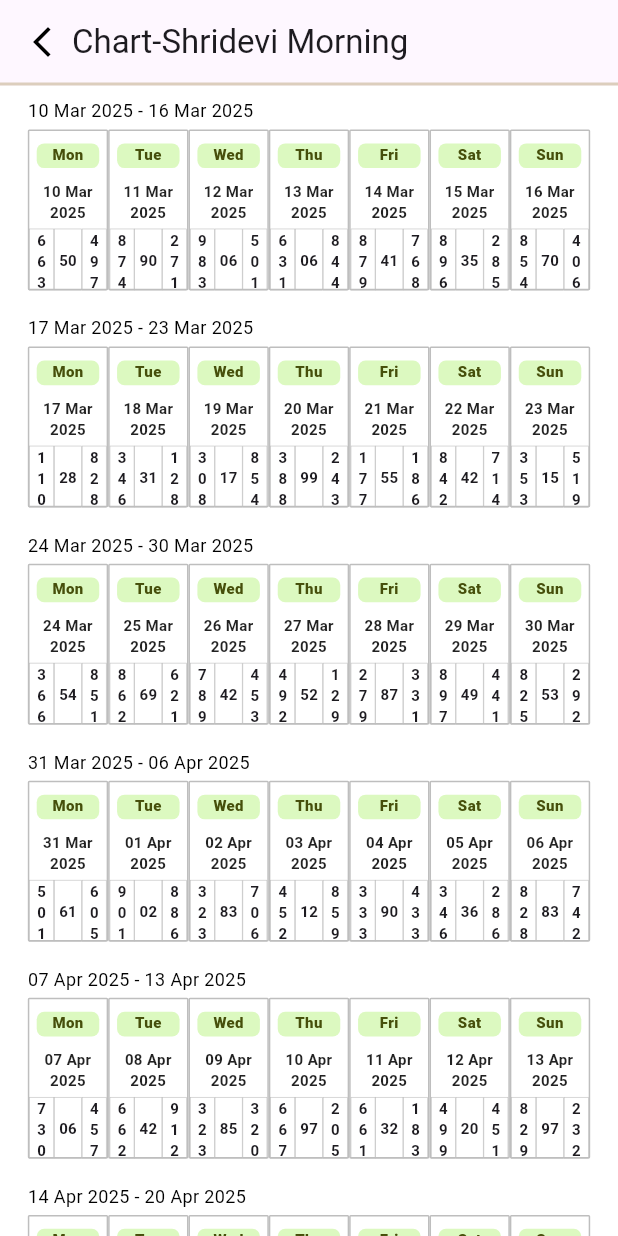
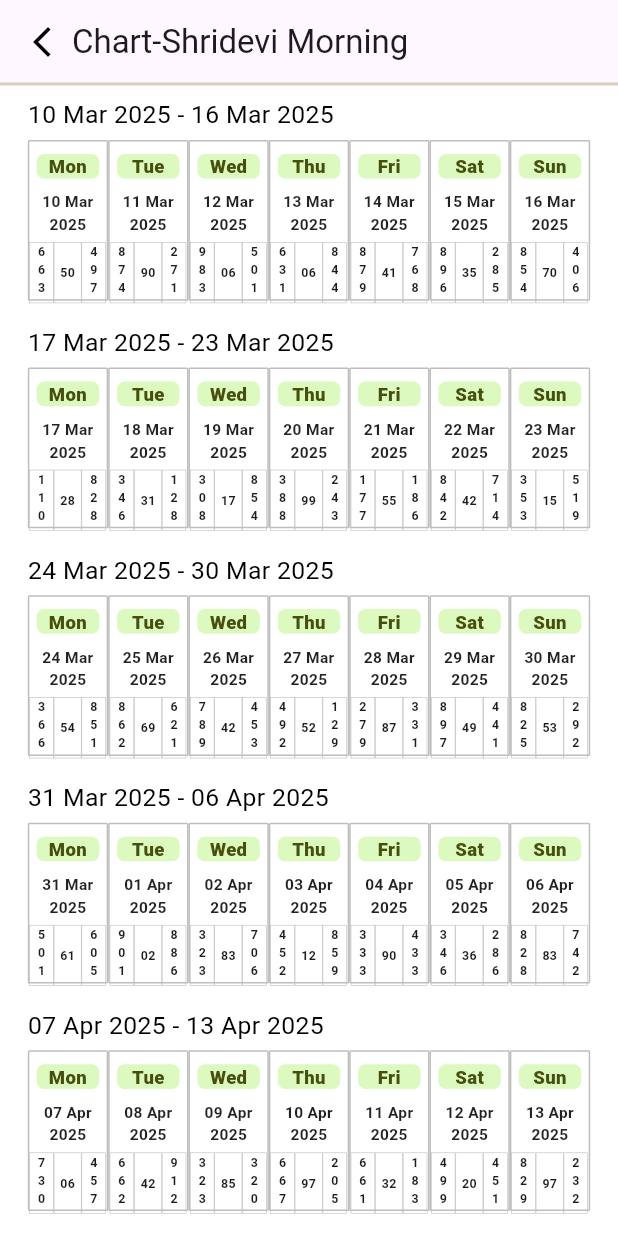
Before and after one commit to KartheekValigonda/matka_User, a Flutter app: the screen it shows after launch, on a phone screen of 412 x 824 dp. Run offline on Flutter 3.47's test engine with Material 3 defaults, Android fonts, the phone set to English and light mode, and no system bars.

Commit message:
updated UI

```diff
--- a/lib/Chart.dart
+++ b/lib/Chart.dart
@@ -110,6 +110,7 @@ class _ChartState extends State<Chart> {
 
     final screenWidth = MediaQuery.of(context).size.width;
     final screenHeight = MediaQuery.of(context).size.height;
+    double fontSize = screenWidth;
 
     return Scaffold(
       backgroundColor: Color(0xffFFFFFF),
@@ -170,7 +171,7 @@ class _ChartState extends State<Chart> {
                   child: Column(
                     crossAxisAlignment: CrossAxisAlignment.start,
                     children: [
-                      Text("$startDate - $endDate", style: const TextStyle(fontSize: 12, color: Colors.black),),
+                      Text("$startDate - $endDate", style: TextStyle(fontSize: fontSize*0.04, color: Colors.black),),
                       SizedBox(height: screenHeight*0.005,),
                       Row(
 
@@ -189,7 +190,6 @@ class _ChartState extends State<Chart> {
                                 borderRadius: BorderRadius.circular(1),
                               ),
                               child: Column(
-                                crossAxisAlignment: CrossAxisAlignment.center,
                                 children: [
                                   Padding(
                                     padding: EdgeInsets.symmetric(horizontal: screenWidth*0.012, vertical: screenHeight*0.01),
@@ -200,28 +200,28 @@ class _ChartState extends State<Chart> {
                                         borderRadius: BorderRadius.circular(5),
                                         color: const Color(0xFFDCF9C0),
                                       ),
-                                      child: Text(data['Day'], textAlign: TextAlign.center, style: const TextStyle(fontSize: 10, fontWeight: FontWeight.w800, color: Color(0xFF464F0B)),),
+                                      child: Text(data['Day'], textAlign: TextAlign.center, style: TextStyle(fontSize: fontSize*0.03, fontWeight: FontWeight.w800, color: Color(0xFF464F0B)),),
                                     ),
                                   ),
-                                  Text(formatDate(data['Date']), textAlign: TextAlign.center, style: const TextStyle(fontSize: 10, fontWeight: FontWeight.bold, color: Colors.black87,),),
+                                  Text(formatDate(data['Date']), textAlign: TextAlign.center, style: TextStyle(fontSize: fontSize*0.025, fontWeight: FontWeight.bold, color: Colors.black87,),),
                                   SizedBox(height: screenHeight*0.005),
                                   Row(
                                     children: [
                                       Container(
-                                        height: screenHeight*0.05,
-                                        width: screenWidth*0.04,
+                                        height: screenHeight*0.0494,
+                                        width: screenWidth*0.0395,
                                         decoration: BoxDecoration(
                                           border: Border.all(color: Color(0xffBEBEBE), width: 0.4),
                                         ),
                                         child: Column(
                                           children: data['entry_time'].toString().split('').map((digit) =>
-                                                Text(digit, style: const TextStyle(fontSize: 10, fontWeight: FontWeight.bold),)
+                                                Text(digit, style: TextStyle(fontSize: fontSize*0.02, fontWeight: FontWeight.bold),)
                                             ).toList(),
 
                                         ),
                                       ),
                                       Container(
-                                        height: screenHeight*0.05,
+                                        height: screenHeight*0.0494,
                                         width: screenWidth*0.045,
                                         decoration: BoxDecoration(
                                           border: Border.all(color: Color(0xffBEBEBE), width: 0.4),
@@ -229,19 +229,19 @@ class _ChartState extends State<Chart> {
                                         child: Column(
                                           mainAxisAlignment: MainAxisAlignment.center,
                                           children: [
-                                            Text(sum, style: const TextStyle(fontSize: 10, fontWeight: FontWeight.bold,),),
+                                            Text(sum, style: TextStyle(fontSize: fontSize*0.02, fontWeight: FontWeight.bold,),),
                                           ],
                                         ),
                                       ),
                                       Container(
-                                        height: screenHeight*0.05,
-                                        width: screenWidth*0.04,
+                                        height: screenHeight*0.0494,
+                                        width: screenWidth*0.0395,
                                         decoration: BoxDecoration(
                                           border: Border.all(color: Color(0xffBEBEBE), width: 0.4),
                                         ),
                                         child: Column(
                                           children: data['exit_time'].toString().split('').map((digit) =>
-                                              Text(digit, style: const TextStyle(fontSize: 10, fontWeight: FontWeight.bold),)
+                                              Text(digit, style: TextStyle(fontSize: fontSize*0.02, fontWeight: FontWeight.bold),)
                                           ).toList(),
                                         ),
                                       ),
```
